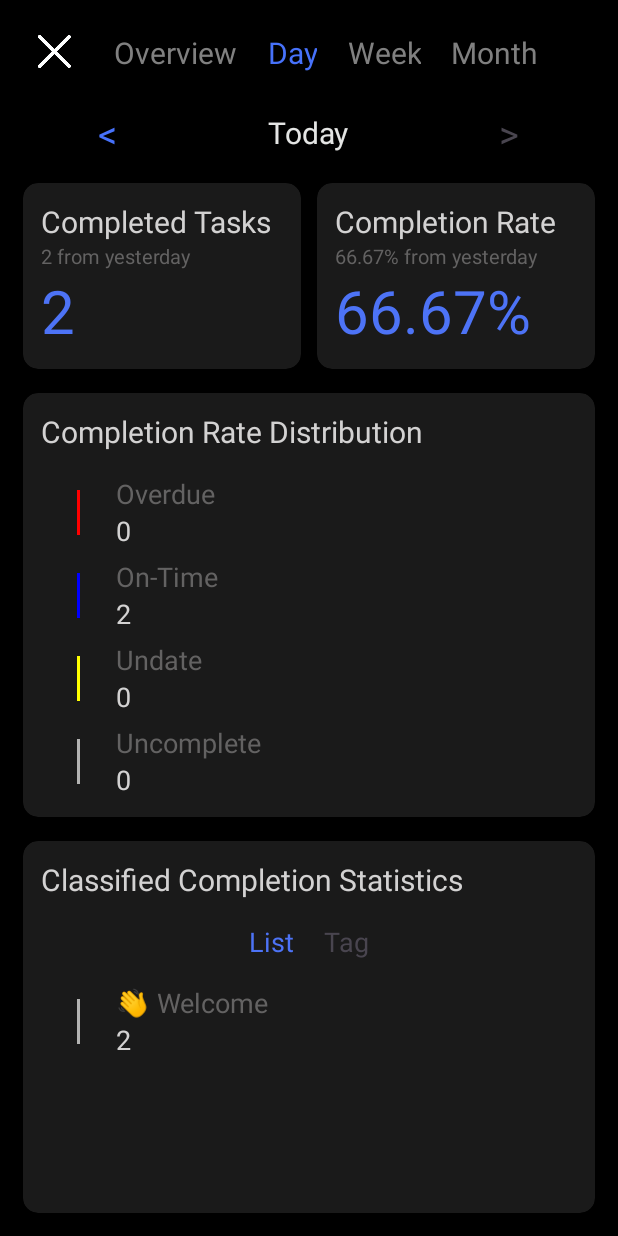
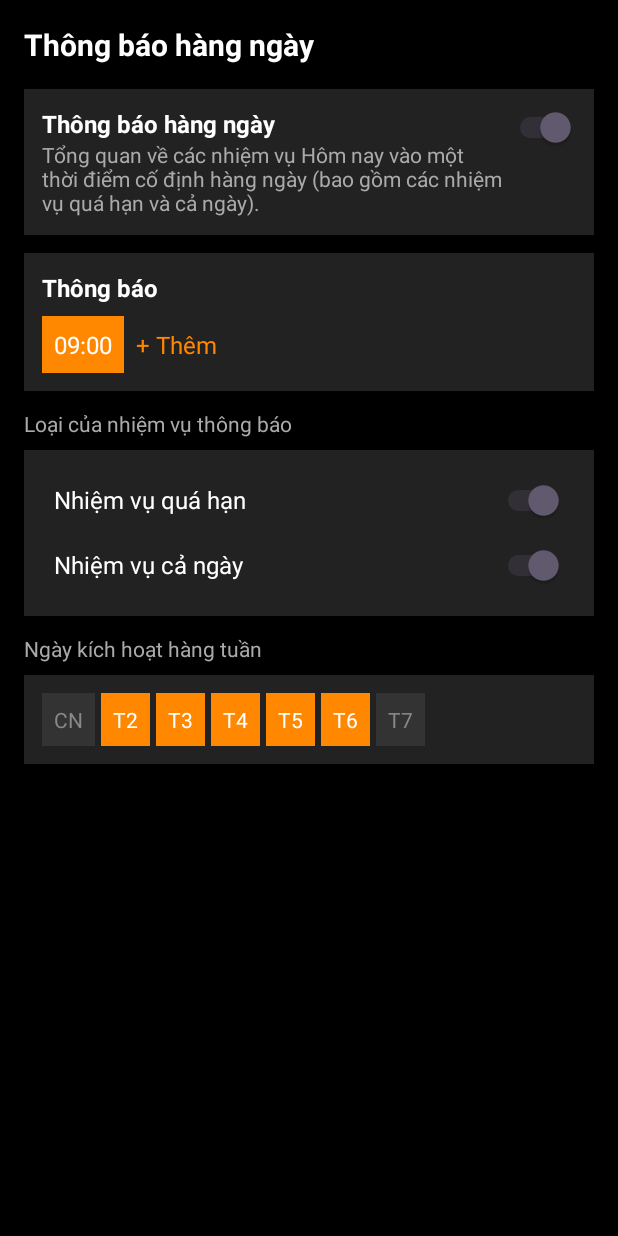
Before and after one commit to nguyenhuytan2004/Mobile-project, an Android app: the screen it shows after launch (TestScreen), on a phone screen of 412 x 824 dp. Run offline under Robolectric (Android 15) with nearby library versions, the phone set to English and light mode, and no system bars; Roboto replaces fonts that are not available here.

Commit message:
xml login and notify

```diff
--- a/app/src/main/java/com/example/project/TestScreen.java
+++ b/app/src/main/java/com/example/project/TestScreen.java
@@ -9,6 +9,6 @@ public class TestScreen extends Activity {
     @Override
     protected void onCreate(Bundle savedInstanceState) {
         super.onCreate(savedInstanceState);
-        setContentView(R.layout.task_statistics);
+        setContentView(R.layout.notify_setting_daily);
     }
 }
--- /dev/null
+++ b/app/src/main/res/layout/notify_setting_daily.xml
@@ -0,0 +1,264 @@
+<?xml version="1.0" encoding="utf-8"?>
+<ScrollView xmlns:android="http://schemas.android.com/apk/res/android"
+    android:layout_width="match_parent"
+    android:layout_height="match_parent"
+    android:background="#000000"
+    android:padding="16dp">
+
+    <LinearLayout
+        android:layout_width="match_parent"
+        android:layout_height="wrap_content"
+        android:orientation="vertical">
+
+        <!-- Tiêu đề -->
+        <TextView
+            android:layout_width="wrap_content"
+            android:layout_height="wrap_content"
+            android:text="Thông báo hàng ngày"
+            android:textColor="#FFFFFF"
+            android:textSize="20sp"
+            android:textStyle="bold"
+            android:layout_marginBottom="16dp"/>
+
+        <!-- Toggle Thông báo hàng ngày -->
+        <LinearLayout
+            android:layout_width="match_parent"
+            android:layout_height="wrap_content"
+            android:background="#222222"
+            android:padding="12dp"
+            android:orientation="horizontal"
+            android:layout_marginBottom="12dp">
+
+            <LinearLayout
+                android:layout_width="0dp"
+                android:layout_height="wrap_content"
+                android:layout_weight="1"
+                android:orientation="vertical">
+
+                <TextView
+                    android:layout_width="wrap_content"
+                    android:layout_height="wrap_content"
+                    android:text="Thông báo hàng ngày"
+                    android:textColor="#FFFFFF"
+                    android:textSize="16sp"
+                    android:textStyle="bold"/>
+
+                <TextView
+                    android:layout_width="wrap_content"
+                    android:layout_height="wrap_content"
+                    android:text="Tổng quan về các nhiệm vụ Hôm nay vào một thời điểm cố định hàng ngày (bao gồm các nhiệm vụ quá hạn và cả ngày)."
+                    android:textColor="#AAAAAA"
+                    android:textSize="14sp"/>
+            </LinearLayout>
+
+            <Switch
+                android:layout_width="wrap_content"
+                android:layout_height="wrap_content"
+                android:checked="true"/>
+        </LinearLayout>
+
+        <!-- Cài đặt thông báo -->
+        <LinearLayout
+            android:layout_width="match_parent"
+            android:layout_height="wrap_content"
+            android:background="#222222"
+            android:padding="12dp"
+            android:orientation="vertical"
+            android:layout_marginBottom="12dp">
+
+            <TextView
+                android:layout_width="wrap_content"
+                android:layout_height="wrap_content"
+                android:text="Thông báo"
+                android:textColor="#FFFFFF"
+                android:textSize="16sp"
+                android:textStyle="bold"
+                android:layout_marginBottom="8dp"/>
+
+            <LinearLayout
+                android:layout_width="match_parent"
+                android:layout_height="wrap_content"
+                android:orientation="horizontal">
+
+                <TextView
+                    android:layout_width="wrap_content"
+                    android:layout_height="wrap_content"
+                    android:text="09:00"
+                    android:padding="8dp"
+                    android:background="#FF8800"
+                    android:textColor="#FFFFFF"
+                    android:textSize="16sp"
+                    android:layout_marginEnd="8dp"
+                    android:gravity="center"
+                    android:paddingHorizontal="16dp"/>
+
+                <TextView
+                    android:layout_width="wrap_content"
+                    android:layout_height="wrap_content"
+                    android:text="+ Thêm"
+                    android:textColor="#FF8800"
+                    android:textSize="16sp"/>
+            </LinearLayout>
+        </LinearLayout>
+
+        <!-- Loại nhiệm vụ thông báo -->
+        <TextView
+            android:layout_width="wrap_content"
+            android:layout_height="wrap_content"
+            android:text="Loại của nhiệm vụ thông báo"
+            android:textColor="#AAAAAA"
+            android:textSize="14sp"
+            android:layout_marginBottom="8dp"/>
+
+        <LinearLayout
+            android:layout_width="match_parent"
+            android:layout_height="wrap_content"
+            android:background="#222222"
+            android:padding="12dp"
+            android:orientation="vertical"
+            android:layout_marginBottom="12dp">
+
+            <LinearLayout
+                android:layout_width="match_parent"
+                android:layout_height="wrap_content"
+                android:orientation="horizontal"
+                android:padding="8dp">
+
+                <TextView
+                    android:layout_width="0dp"
+                    android:layout_height="wrap_content"
+                    android:layout_weight="1"
+                    android:text="Nhiệm vụ quá hạn"
+                    android:textColor="#FFFFFF"
+                    android:textSize="16sp"/>
+
+                <Switch
+                    android:layout_width="wrap_content"
+                    android:layout_height="wrap_content"
+                    android:checked="true"/>
+            </LinearLayout>
+
+            <LinearLayout
+                android:layout_width="match_parent"
+                android:layout_height="wrap_content"
+                android:orientation="horizontal"
+                android:padding="8dp">
+
+                <TextView
+                    android:layout_width="0dp"
+                    android:layout_height="wrap_content"
+                    android:layout_weight="1"
+                    android:text="Nhiệm vụ cả ngày"
+                    android:textColor="#FFFFFF"
+                    android:textSize="16sp"/>
+
+                <Switch
+                    android:layout_width="wrap_content"
+                    android:layout_height="wrap_content"
+                    android:checked="true"/>
+            </LinearLayout>
+        </LinearLayout>
+
+        <!-- Ngày kích hoạt hàng tuần -->
+        <TextView
+            android:layout_width="wrap_content"
+            android:layout_height="wrap_content"
+            android:text="Ngày kích hoạt hàng tuần"
+            android:textColor="#AAAAAA"
+            android:textSize="14sp"
+            android:layout_marginBottom="8dp"/>
+
+        <LinearLayout
+            android:layout_width="match_parent"
+            android:layout_height="wrap_content"
+            android:background="#222222"
+            android:padding="12dp"
+            android:orientation="horizontal"
+            android:gravity="center_vertical">
+
+            <TextView
+                android:layout_width="wrap_content"
+                android:layout_height="wrap_content"
+                android:text="CN"
+                android:padding="8dp"
+                android:textColor="#888888"
+                android:textSize="14sp"
+                android:background="#333333"
+                android:gravity="center"
+                android:paddingHorizontal="12dp"
+                android:layout_marginEnd="4dp"/>
+
+            <TextView
+                android:layout_width="wrap_content"
+                android:layout_height="wrap_content"
+                android:text="T2"
+                android:padding="8dp"
+                android:textColor="#FFFFFF"
+                android:textSize="14sp"
+                android:background="#FF8800"
+                android:gravity="center"
+                android:paddingHorizontal="12dp"
+                android:layout_marginEnd="4dp"/>
+
+            <TextView
+                android:layout_width="wrap_content"
+                android:layout_height="wrap_content"
+                android:text="T3"
+                android:padding="8dp"
+                android:textColor="#FFFFFF"
+                android:textSize="14sp"
+                android:background="#FF8800"
+                android:gravity="center"
+                android:paddingHorizontal="12dp"
+                android:layout_marginEnd="4dp"/>
+
+            <TextView
+                android:layout_width="wrap_content"
+                android:layout_height="wrap_content"
+                android:text="T4"
+                android:padding="8dp"
+                android:textColor="#FFFFFF"
+                android:textSize="14sp"
+                android:background="#FF8800"
+                android:gravity="center"
+                android:paddingHorizontal="12dp"
+                android:layout_marginEnd="4dp"/>
+
+            <TextView
+                android:layout_width="wrap_content"
+                android:layout_height="wrap_content"
+                android:text="T5"
+                android:padding="8dp"
+                android:textColor="#FFFFFF"
+                android:textSize="14sp"
+                android:background="#FF8800"
+                android:gravity="center"
+                android:paddingHorizontal="12dp"
+                android:layout_marginEnd="4dp"/>
+
+            <TextView
+                android:layout_width="wrap_content"
+                android:layout_height="wrap_content"
+                android:text="T6"
+                android:padding="8dp"
+                android:textColor="#FFFFFF"
+                android:textSize="14sp"
+                android:background="#FF8800"
+                android:gravity="center"
+                android:paddingHorizontal="12dp"
+                android:layout_marginEnd="4dp"/>
+
+            <TextView
+                android:layout_width="wrap_content"
+                android:layout_height="wrap_content"
+                android:text="T7"
+                android:padding="8dp"
+                android:textColor="#888888"
+                android:textSize="14sp"
+                android:background="#333333"
+                android:gravity="center"
+                android:paddingHorizontal="12dp"/>
+        </LinearLayout>
+
+    </LinearLayout>
+</ScrollView>
```
Also changed, not shown: app/src/main/res/layout/login.xml (added, +95 -0 lines), app/src/main/res/layout/notify_setting_home.xml (added, +181 -0 lines), app/src/main/res/drawable/apple_logo.jpg (added).
